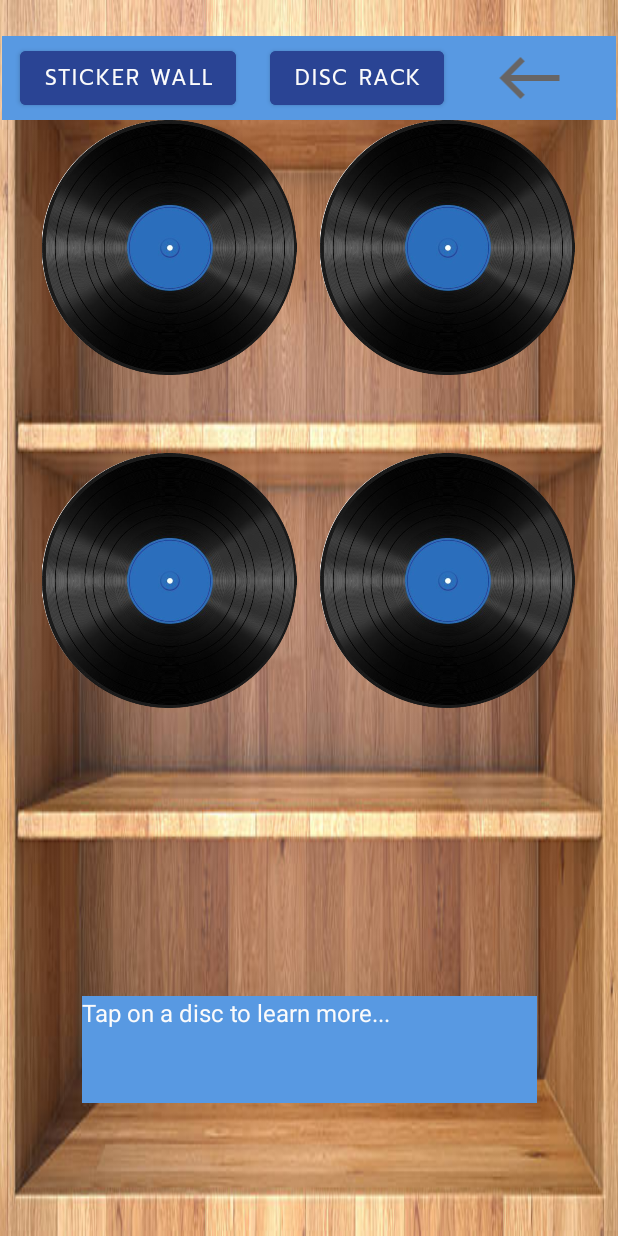
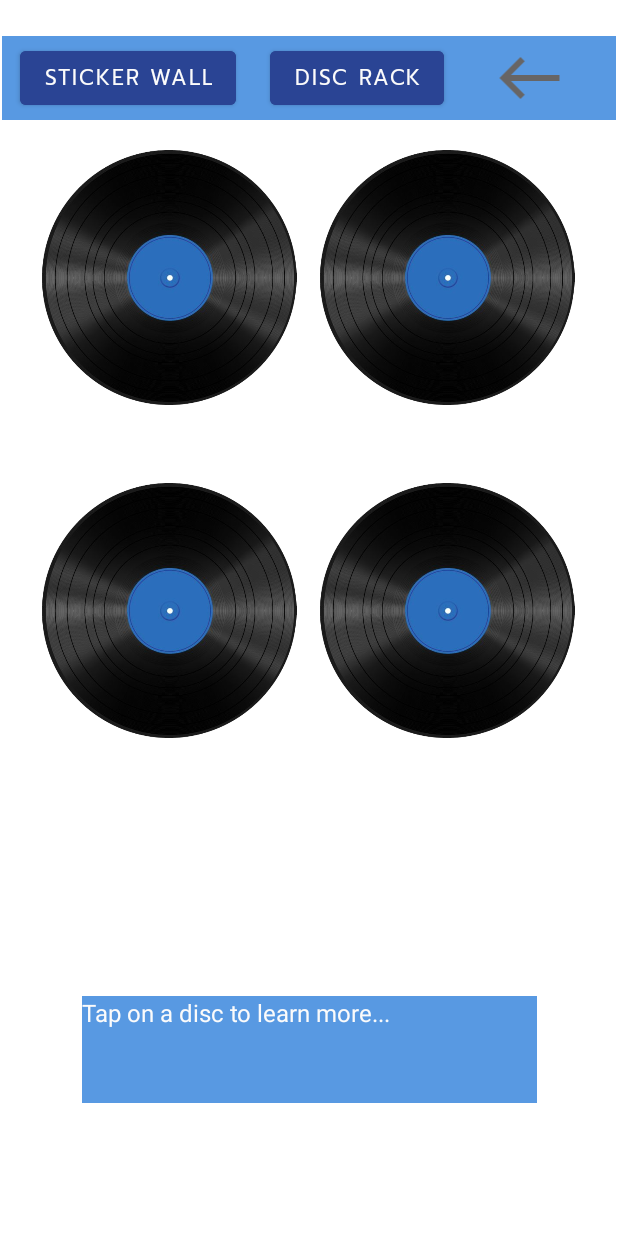
Before and after one commit to WingsofStars/TechSupport-Fitness_Application, an Android app: the discRackScreen screen opened directly, with no data from a screen before it, on a phone screen of 412 x 824 dp. Run offline under Robolectric (Android 15) with nearby library versions, the phone set to English and light mode, and no system bars.

Commit message:
Reverted bookshelf background idea.

```diff
--- a/app/src/main/res/layout/activity_collection_disc_rack.xml
+++ b/app/src/main/res/layout/activity_collection_disc_rack.xml
@@ -3,8 +3,7 @@
     xmlns:app="http://schemas.android.com/apk/res-auto"
     xmlns:tools="http://schemas.android.com/tools"
     android:layout_width="match_parent"
-    android:layout_height="match_parent"
-    android:background="@drawable/bookshelf">
+    android:layout_height="match_parent">
 
     <androidx.appcompat.widget.Toolbar
         android:id="@+id/topbarDR"
@@ -67,7 +66,7 @@
         android:layout_width="177dp"
         android:layout_height="170dp"
         android:layout_marginStart="24dp"
-        android:layout_marginTop="80dp"
+        android:layout_marginTop="100dp"
         android:onClick="showDiscDescription"
         app:layout_constraintStart_toStartOf="parent"
         app:layout_constraintTop_toTopOf="parent"
@@ -100,7 +99,7 @@
         android:layout_width="177dp"
         android:layout_height="170dp"
         android:layout_marginStart="8dp"
-        android:layout_marginTop="80dp"
+        android:layout_marginTop="100dp"
         android:onClick="showDiscDescription"
         app:layout_constraintStart_toEndOf="@+id/D01"
         app:layout_constraintTop_toTopOf="parent"
@@ -111,8 +110,7 @@
         android:layout_width="303dp"
         android:layout_height="71dp"
         android:layout_marginBottom="68dp"
-        android:background="@android:drawable/bottom_bar"
-        android:backgroundTint="@color/lightBlue"
+        android:background="@color/lightBlue"
         android:text="Description  here..."
         android:textColor="@color/white"
         android:textSize="16sp"
```
Also changed, not shown: app/src/main/res/layout/activity_collection_sticker_wall.xml (+4 -3 lines), app/src/main/res/drawable/bookshelf.jpg (deleted).
